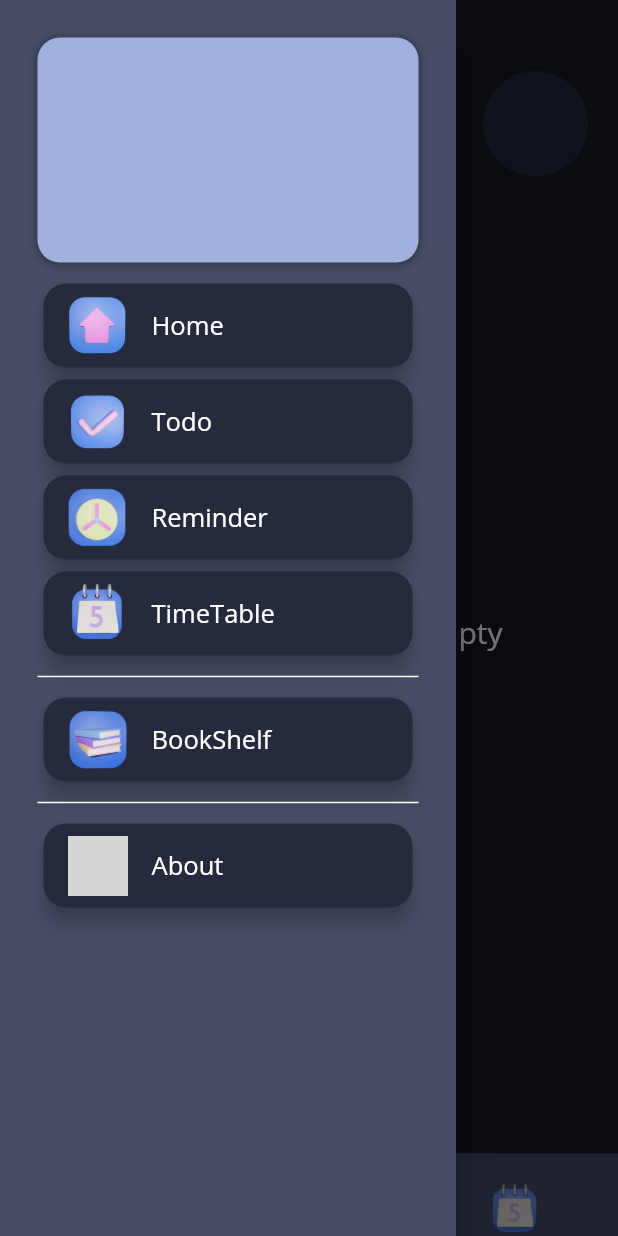
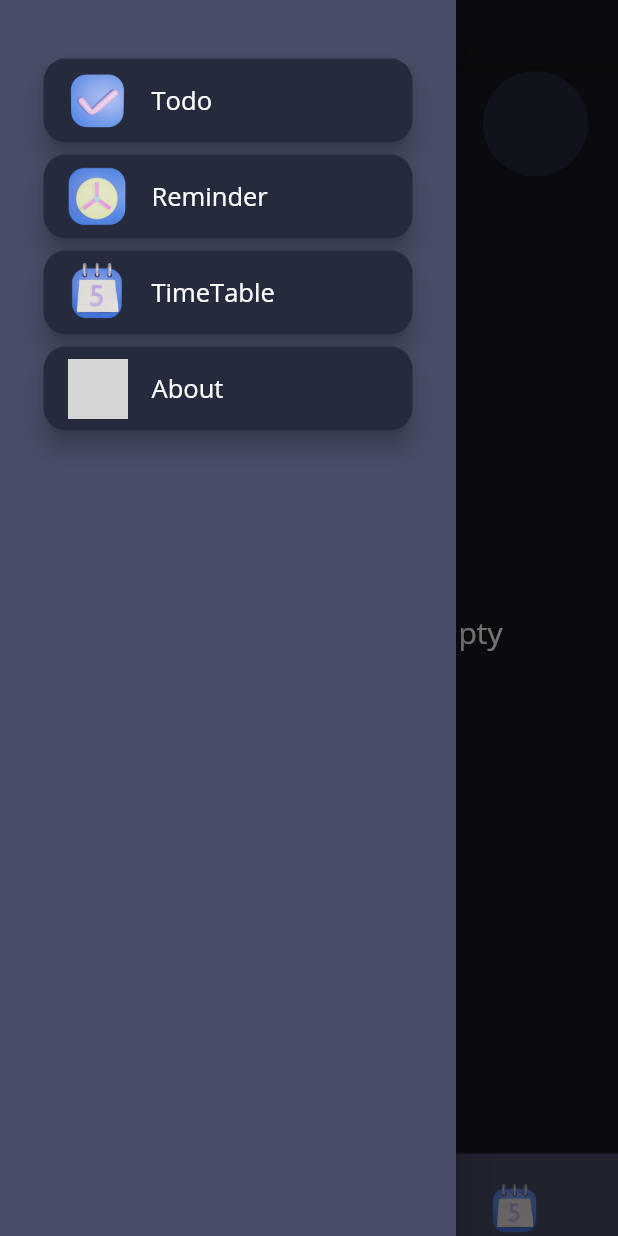
Before and after one commit to sushantdev-git/Ttooler, a Flutter app: the HomePage screen opened directly, with the side drawer open, on a phone screen of 412 x 824 dp. Run offline on Flutter 3.47's test engine with Material 2 defaults, Android fonts, the phone set to English and light mode, and no system bars; drawn by our look-alikes of curved_navigation_bar; our stand-ins replace flutter_local_notifications, flutter_native_timezone, sqflite, timezone; accounts and stored records are empty; statements that could not run were skipped; grey boxes are pictures that could not be loaded.

Commit message:
removed some options from drawer

```diff
--- a/lib/widgets/drawer.dart
+++ b/lib/widgets/drawer.dart
@@ -18,30 +18,30 @@ class DrawerWidget extends StatelessWidget {
         child: ListView(
           physics:  ClampingScrollPhysics(), //this will remove the expand scroll to top animation in list view
           children: [
-            Container(
-              height: 150,
-              width: double.infinity,
-              decoration: BoxDecoration(
-                color: Color(0xffA1B1DC),
-                borderRadius: BorderRadius.circular(15),
-                boxShadow: [
-                  BoxShadow(
-                    color: Colors.black38,
-                    offset: Offset(0.0, 1.0), //(x,y)
-                    blurRadius: 5.0,
-                  ),
-                ],
-              ),
-            ),
+            // Container(
+            //   height: 150,
+            //   width: double.infinity,
+            //   decoration: BoxDecoration(
+            //     color: Color(0xffA1B1DC),
+            //     borderRadius: BorderRadius.circular(15),
+            //     boxShadow: [
+            //       BoxShadow(
+            //         color: Colors.black38,
+            //         offset: Offset(0.0, 1.0), //(x,y)
+            //         blurRadius: 5.0,
+            //       ),
+            //     ],
+            //   ),
+            // ),
             const SizedBox(height: 10,),
-            DrawerItem(page: PageName.HomePage, iconAddress: "assets/images/icon_images/home.png", title: "Home", pushPage: pushPage,),
+            // DrawerItem(page: PageName.HomePage, iconAddress: "assets/images/icon_images/home.png", title: "Home", pushPage: pushPage,),
             DrawerItem(page: PageName.Todo, iconAddress: "assets/images/icon_images/todo_icon.png", title: "Todo", pushPage: pushPage,),
             DrawerItem(page: PageName.Reminder, iconAddress: "assets/images/icon_images/reminder1.png", title: "Reminder", pushPage: pushPage,),
             DrawerItem(page: PageName.TimeTable,iconAddress: "assets/images/icon_images/calender.png", title: "TimeTable", pushPage: pushPage,),
-            Divider(height: 20, thickness: 1, color: Colors.white,),
-            DrawerItem(page: PageName.BookShelf,iconAddress: "assets/images/icon_images/bookIcon.png", title: "BookShelf", pushPage: pushPage,),
-            Divider(height: 20, thickness: 1, color: Colors.white,),
-            DrawerItem(page: PageName.About, iconAddress: "assets/images/icon_images/mug_.png", title: "About", pushPage: pushPage,),
+            // Divider(height: 20, thickness: 1, color: Colors.white,),
+            // DrawerItem(page: PageName.BookShelf,iconAddress: "assets/images/icon_images/bookIcon.png", title: "BookShelf", pushPage: pushPage,),
+            // Divider(height: 20, thickness: 1, color: Colors.white,),
+            DrawerItem(page: PageName.About, iconAddress: "assets/images/illustration/mug_.png", title: "About", pushPage: pushPage,),
           ],
         )
       )
```
